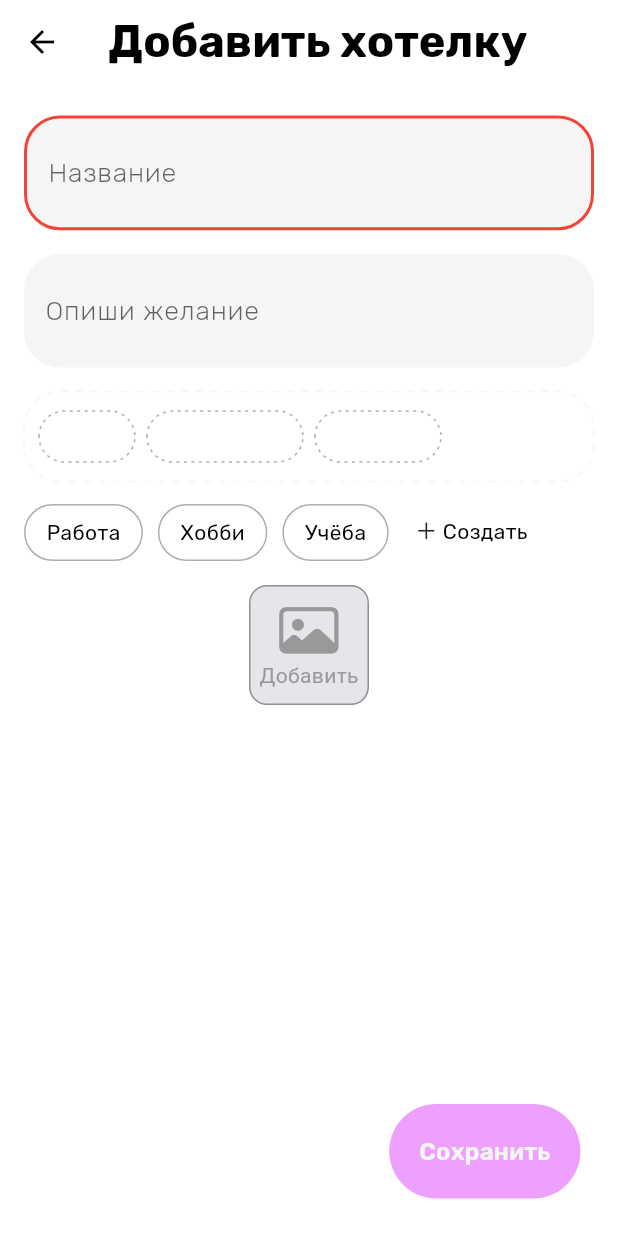
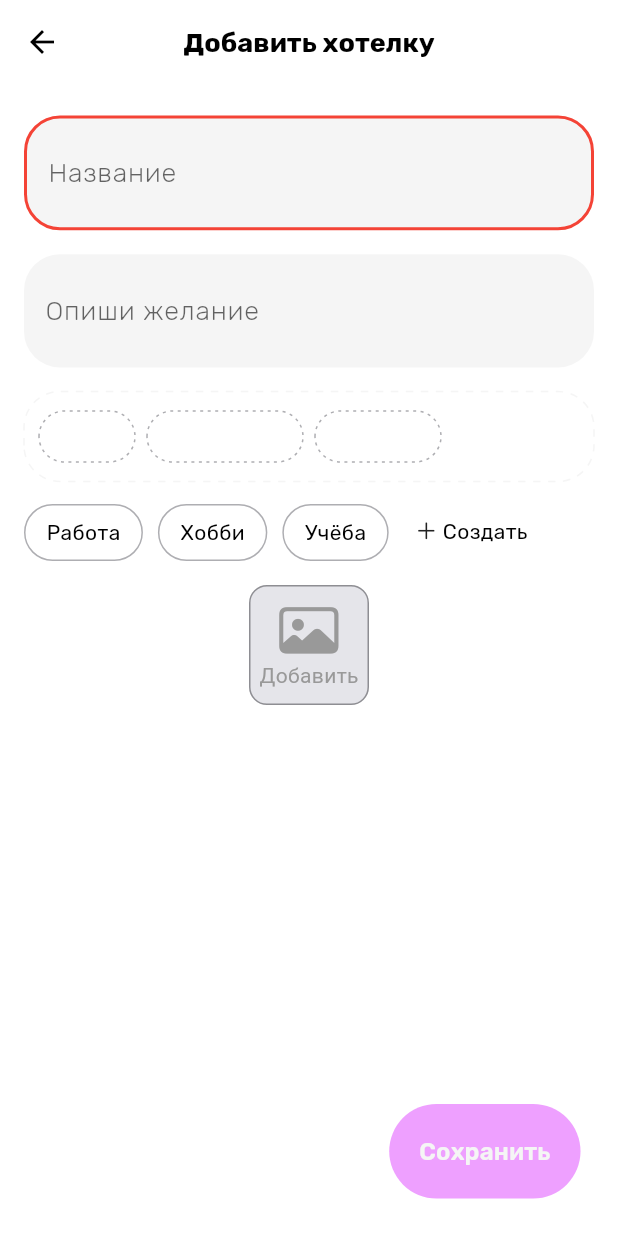
Before and after one commit to kihawi/DesireList, a Flutter app: the screen it shows after launch, item 2 of the bottom bar chosen, after a tap on "Сохранить", on a phone screen of 412 x 824 dp. Run offline on Flutter 3.47's test engine with Material 3 defaults, Android fonts, the phone set to English and light mode, and no system bars; drawn by our look-alikes of dotted_border; our stand-ins replace auto_route, flutter_bloc, flutter_svg, hive_ce, hive_ce_flutter, image_picker and 1 more; accounts and stored records are empty.

Commit message:
Описание изменений

```diff
--- a/lib/bloc/desire_bloc.dart
+++ b/lib/bloc/desire_bloc.dart
@@ -7,9 +7,19 @@ part 'desire_state.dart';
 
 class DesireBloc extends Bloc<DesireEvent, DesireState> {
   DesireBloc() : super(DesireInitial()) {
-    on<LoadDesireList>((event, emit) async {
+    on<LoadDesireListEvent>((event, emit) async {
+      emit(DesireListLoadingState());
       final desireList = await DesireRepository().getAllDesires();
-      emit(DesireListLoaded(desireList: desireList));
+      emit(DesireListLoadedState(desireList: desireList));
+    });
+    on<AddDesireEvent>((event, emit) {
+      if (state is DesireListLoadedState) {
+        final currentList = List<Desire>.from(
+          (state as DesireListLoadedState).desireList,
+        );
+        currentList.add(event.desire);
+        emit(DesireListLoadedState(desireList: currentList));
+      }
     });
   }
 }
--- a/lib/bloc/desire_event.dart
+++ b/lib/bloc/desire_event.dart
@@ -2,4 +2,9 @@ part of 'desire_bloc.dart';
 
 class DesireEvent {}
 
-class LoadDesireList extends DesireEvent {}
+class LoadDesireListEvent extends DesireEvent {}
+
+class AddDesireEvent extends DesireEvent {
+  final Desire desire;
+  AddDesireEvent(this.desire);
+}
--- a/lib/bloc/desire_state.dart
+++ b/lib/bloc/desire_state.dart
@@ -6,9 +6,9 @@ class DesireInitial extends DesireState {}
 
 class DesireListinitial extends DesireState {}
 
-class DesireListLoading extends DesireState {}
+class DesireListLoadingState extends DesireState {}
 
-class DesireListLoaded extends DesireState {
-  DesireListLoaded({required this.desireList});
+class DesireListLoadedState extends DesireState {
+  DesireListLoadedState({required this.desireList});
   final List<Desire> desireList;
 }
--- a/lib/main.dart
+++ b/lib/main.dart
@@ -15,7 +15,9 @@ void main() async {
     MultiBlocProvider(
       providers: [
         BlocProvider(create: (context) => ThemeBloc()..add(SetInitialTheme())),
-        BlocProvider(create: (context) => DesireBloc()..add(LoadDesireList())),
+        BlocProvider(
+          create: (context) => DesireBloc()..add(LoadDesireListEvent()),
+        ),
       ],
       child: const DesireList(),
     ),
--- a/lib/models/desire.dart
+++ b/lib/models/desire.dart
@@ -17,7 +17,7 @@ class Desire extends HiveObject {
   String status;
 
   @HiveField(4)
-  List category;
+  List<String> category;
 
   @HiveField(5)
   String? imageUrl;
@@ -30,10 +30,11 @@ class Desire extends HiveObject {
     required this.title,
     required this.description,
     this.status = 'идея',
-    this.category = const ['Общее'],
+    List<String>? category,
     this.imageUrl,
     DateTime? createdAt,
-  }) : createdAt = createdAt ?? DateTime.now();
+  }) : category = category ?? ['Общее'],
+       createdAt = createdAt ?? DateTime.now();
 
   Map<String, dynamic> toJson() => {
     'id': id,
--- a/lib/screens/add_desire_screen.dart
+++ b/lib/screens/add_desire_screen.dart
@@ -28,18 +28,14 @@ class _AddDesireScreenState extends State<AddDesireScreen> {
     return Scaffold(
       extendBody: true,
       appBar: AppBar(
-        backgroundColor: Colors.white,
-        title: Container(
-          //color: const Color.fromARGB(255, 255, 76, 76),
-          alignment: Alignment.bottomLeft,
-          child: const Text(
+        centerTitle: true,
+        backgroundColor: Colors.transparent,
+        title: const Text(
           'Добавить хотелку',
           style: TextStyle(
-              fontSize: 30,
+            fontSize: 18,
             fontFamily: 'Rubik',
             fontWeight: FontWeight.w700,
-              color: Colors.black,
-            ),
           ),
         ),
       ),
@@ -188,7 +184,6 @@ class _AddDesireScreenState extends State<AddDesireScreen> {
                 ),
                 onPressed: () {
                   _saveDesire();
-                  context.read<DesireBloc>().add(LoadDesireList());
                 },
                 child: Text(
                   'Сохранить',
@@ -215,16 +210,19 @@ class _AddDesireScreenState extends State<AddDesireScreen> {
       return;
     }
 
-    DesireRepository().addDesire(
-      Desire(
+    Desire newDesire = Desire(
       title: titleController.text,
       description: descriptionController.text,
       status: 'idea',
       category: selectedCategories.isEmpty ? ['Общее'] : selectedCategories,
       imageUrl: selectedPhoto,
-      ),
     );
-    _clearForm();
+
+    DesireRepository().addDesire(newDesire);
+    context.read<DesireBloc>().add(LoadDesireListEvent());
+
+    //_clearForm();
+    context.router.back();
   }
 
   @override
--- a/lib/screens/home_screen.dart
+++ b/lib/screens/home_screen.dart
@@ -16,23 +16,54 @@ class HomeScreen extends StatefulWidget {
 class _HomeScreenState extends State<HomeScreen> {
   @override
   void initState() {
-    context.read<DesireBloc>().add(LoadDesireList());
+    context.read<DesireBloc>().add(LoadDesireListEvent());
     super.initState();
   }
 
   @override
   Widget build(BuildContext context) {
     return Scaffold(
-      body: NestedScrollView(
-        headerSliverBuilder: (context, bool innerBoxIsScrolled) {
-          return [
+      body: BlocBuilder<DesireBloc, DesireState>(
+        builder: (context, state) {
+          if (state is DesireListLoadingState) {
+            return const Center(child: CircularProgressIndicator());
+          }
+
+          if (state is DesireListLoadedState) {
+            final list = state.desireList;
+
+            return CustomScrollView(
+              slivers: [
                 SliverAppBar(
-              //backgroundColor: Colors.white,
+                  //expandedHeight: 120,
+                  // flexibleSpace: FlexibleSpaceBar(
+                  //   background: Column(
+                  //     mainAxisAlignment: MainAxisAlignment.end,
+                  //     children: [
+                  //       Row(
+                  //         mainAxisAlignment: MainAxisAlignment.spaceAround,
+                  //         children: [
+                  //           Container(width: 50, height: 50, color: Colors.red),
+                  //           Container(
+                  //             width: 50,
+                  //             height: 50,
+                  //             color: Colors.green,
+                  //           ),
+                  //           Container(
+                  //             width: 50,
+                  //             height: 50,
+                  //             color: Colors.blue,
+                  //           ),
+                  //         ],
+                  //       ),
+                  //       SizedBox(height: 10),
+                  //     ],
+                  //   ),
+                  // ),
                   centerTitle: false,
-
-              floating: true, // чтобы появлялся при скролле вверх
+                  floating: true,
                   snap: true,
-              title: Text(
+                  title: const Text(
                     'Мои хотелки',
                     style: TextStyle(
                       fontSize: 32,
@@ -50,27 +81,31 @@ class _HomeScreenState extends State<HomeScreen> {
                     ),
                   ],
                 ),
-          ];
-        },
-        body: BlocBuilder<DesireBloc, DesireState>(
-          builder: (context, state) {
-            if (state is DesireListLoaded) {
-              return Center(
-                child: ListView.builder(
-                  padding: EdgeInsets.zero,
-                  itemCount: state.desireList.length,
-                  itemBuilder: (context, index) {
-                    return CardOfDesire(desire: state.desireList[index]);
+
+                if (list.isEmpty)
+                  SliverFillRemaining(
+                    hasScrollBody: false,
+                    child: Center(
+                      child: Text(
+                        'Список пуст',
+                        style: Theme.of(context).textTheme.titleLarge,
+                      ),
+                    ),
+                  )
+                else
+                  SliverList(
+                    delegate: SliverChildBuilderDelegate(
+                      (context, index) => CardOfDesire(desire: list[index]),
+                      childCount: list.length,
+                    ),
+                  ),
+              ],
+            );
+          }
+
+          return const SizedBox();
         },
       ),
     );
   }
-            if (state is DesireListLoading) {}
-
-            return Center(child: const CircularProgressIndicator());
-          },
-        ),
-      ),
-    );
 }
-}
--- a/lib/screens/main_screen.dart
+++ b/lib/screens/main_screen.dart
@@ -39,7 +39,10 @@ class _MainScreenState extends State<MainScreen> {
           extendBody: true,
           resizeToAvoidBottomInset: false, //чтобы клава не поднимала ап бар
           body: child,
-          bottomNavigationBar: SafeArea(child: _buildBottomAppbar(tabsRouter)),
+          bottomNavigationBar: Padding(
+            padding: const EdgeInsets.only(bottom: 10),
+            child: SafeArea(child: _buildBottomAppbar(tabsRouter)),
+          ),
         );
       },
     );
@@ -47,6 +50,7 @@ class _MainScreenState extends State<MainScreen> {
 
   Padding _buildBottomAppbar(TabsRouter tabsRouter) {
     return Padding(
+      key: navBarKey,
       padding: EdgeInsetsGeometry.directional(end: 55, start: 55),
       child: Container(
         decoration: BoxDecoration(
--- a/lib/widgets/card_widget.dart
+++ b/lib/widgets/card_widget.dart
@@ -103,6 +103,7 @@ class _CardOfDesireState extends State<CardOfDesire> {
       setState(() {
         _scale = 1.0; // Возвращаем масштаб после закрытия меню
       });
+      print(desire.category);
     });
   }
 
```
Also changed, not shown: lib/models/desire.g.dart. Lines whose indentation alone changed are shown as unchanged.
